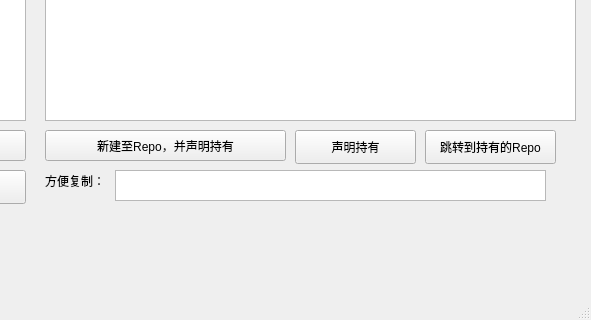
Old version of the form mainwindow.ui in the repository maodlife/HDD-Index; both pictures show x 505 to 1096 and y 440 to 760 of the 1096 by 760 pixel window.
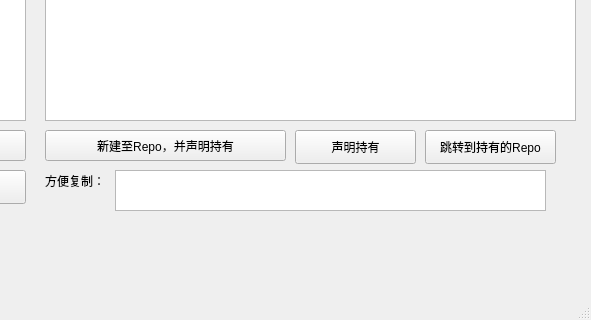
New version of the form.

Patch:
```diff
--- a/mainwindow.ui
+++ b/mainwindow.ui
@@ -249,7 +249,7 @@
       <x>620</x>
       <y>610</y>
       <width>431</width>
-      <height>31</height>
+      <height>41</height>
      </rect>
     </property>
    </widget>
```
